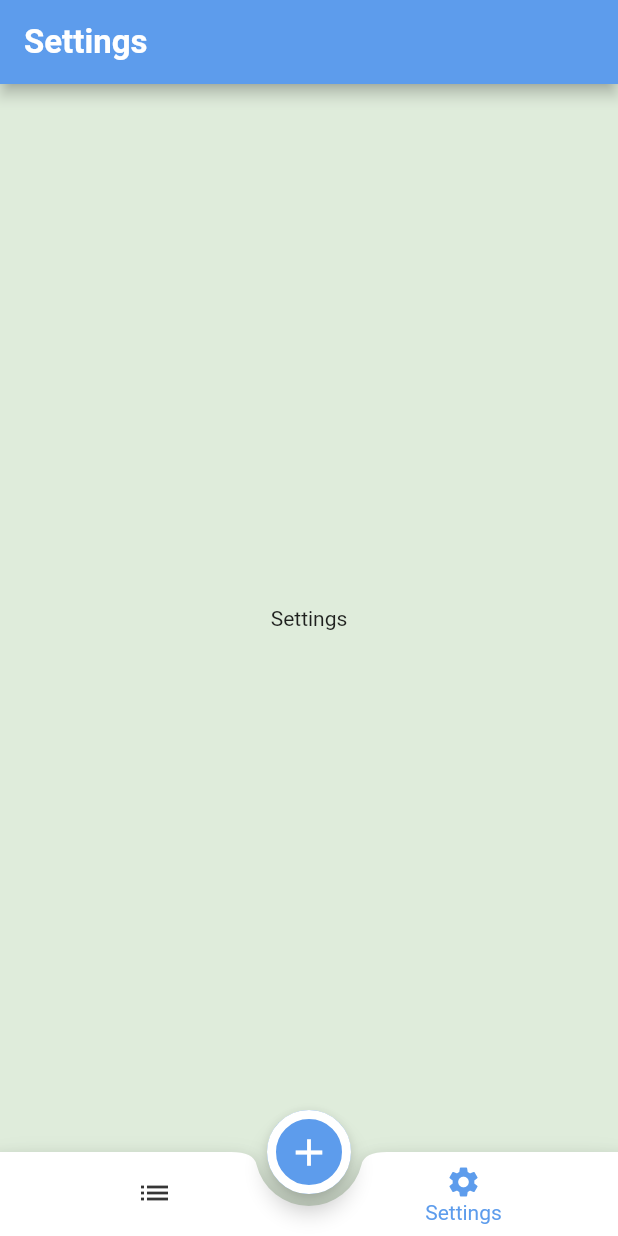
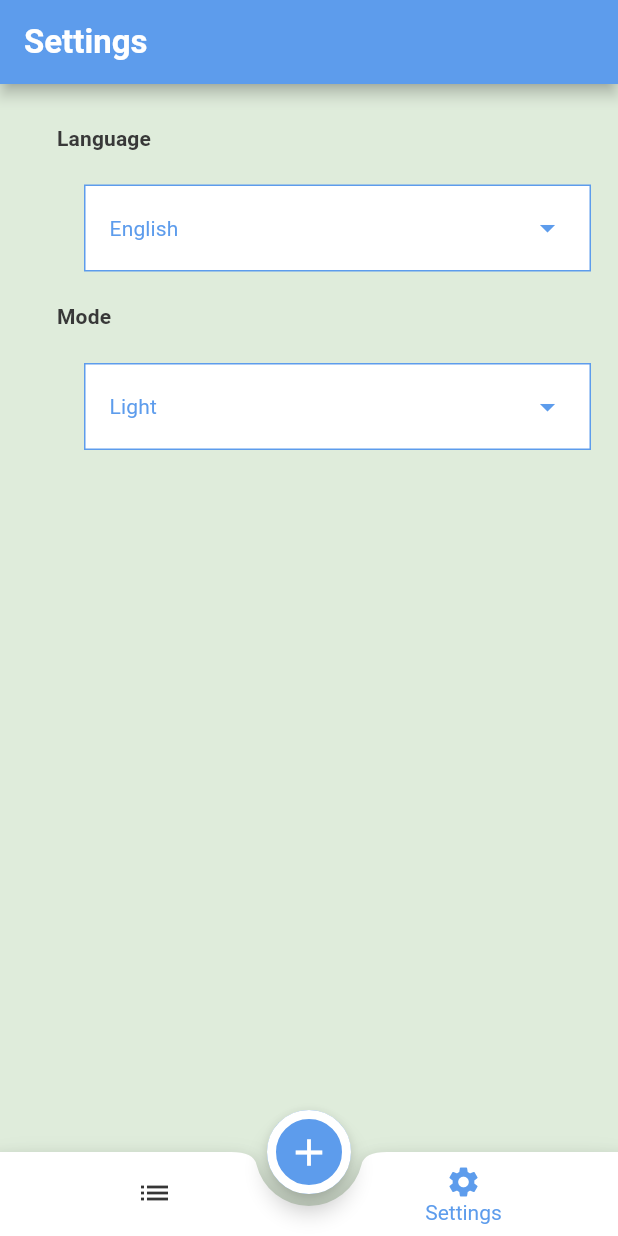
Before and after one commit to MoaazAbdelaziz/todo_app, a Flutter app: the screen it shows after launch, item 2 of the bottom bar chosen, on a phone screen of 412 x 824 dp. Run offline on Flutter 3.47's test engine with Material 2 defaults, Android fonts, the phone set to English and light mode, and no system bars; our stand-ins replace calendar_timeline, flutter_slidable.

```diff
--- /dev/null
+++ b/l10n.yaml
@@ -0,0 +1,3 @@
+arb-dir: lib/l10n
+template-arb-file: app_en.arb
+output-localization-file: app_localizations.dart
--- a/lib/home/settings/settings_tab.dart
+++ b/lib/home/settings/settings_tab.dart
@@ -1,12 +1,123 @@
+import 'package:flutter/material.dart';
 import 'package:flutter/widgets.dart';
+import 'package:todo_app/home/my_theme.dart';
+import 'package:todo_app/home/settings/language_bottom_sheet.dart';
+import 'package:todo_app/home/settings/mode_bottom_sheet.dart';
 
-class SettingsTab extends StatelessWidget {
+class SettingsTab extends StatefulWidget {
   const SettingsTab({super.key});
 
   @override
+  State<SettingsTab> createState() => _SettingsTabState();
+}
+
+class _SettingsTabState extends State<SettingsTab> {
+  @override
   Widget build(BuildContext context) {
-    return const Center(
-      child: Text('Settings'),
+    return Padding(
+      padding: const EdgeInsets.only(left: 38.0, top: 28),
+      child: Column(
+        crossAxisAlignment: CrossAxisAlignment.stretch,
+        children: [
+          Text(
+            'Language',
+            style: Theme.of(context).textTheme.titleSmall!.copyWith(
+                  fontSize: 14,
+                ),
+          ),
+          const SizedBox(height: 23),
+          Padding(
+            padding: const EdgeInsets.symmetric(horizontal: 18.0),
+            child: InkWell(
+              onTap: () {
+                showLangaugeBottomSheet();
+              },
+              child: Container(
+                padding: const EdgeInsets.all(16),
+                decoration: BoxDecoration(
+                  color: MyTheme.whitColor,
+                  border: Border.all(
+                    color: Theme.of(context).primaryColor,
+                  ),
+                ),
+                child: Row(
+                  mainAxisAlignment: MainAxisAlignment.spaceBetween,
+                  children: [
+                    Text(
+                      'English',
+                      style: Theme.of(context).textTheme.titleSmall!.copyWith(
+                            fontSize: 14,
+                            fontWeight: FontWeight.normal,
+                            color: Theme.of(context).primaryColor,
+                          ),
+                    ),
+                    Icon(
+                      Icons.arrow_drop_down,
+                      color: Theme.of(context).primaryColor,
+                    ),
+                  ],
+                ),
+              ),
+            ),
+          ),
+          const SizedBox(height: 22),
+          Text(
+            'Mode',
+            style: Theme.of(context).textTheme.titleSmall!.copyWith(
+                  fontSize: 14,
+                ),
+          ),
+          const SizedBox(height: 23),
+          Padding(
+            padding: const EdgeInsets.symmetric(horizontal: 18.0),
+            child: InkWell(
+              onTap: () {
+                showModeBottomSheet();
+              },
+              child: Container(
+                padding: const EdgeInsets.all(16),
+                decoration: BoxDecoration(
+                  color: MyTheme.whitColor,
+                  border: Border.all(
+                    color: Theme.of(context).primaryColor,
+                  ),
+                ),
+                child: Row(
+                  mainAxisAlignment: MainAxisAlignment.spaceBetween,
+                  children: [
+                    Text(
+                      'Light',
+                      style: Theme.of(context).textTheme.titleSmall!.copyWith(
+                            fontSize: 14,
+                            fontWeight: FontWeight.normal,
+                            color: Theme.of(context).primaryColor,
+                          ),
+                    ),
+                    Icon(
+                      Icons.arrow_drop_down,
+                      color: Theme.of(context).primaryColor,
+                    ),
+                  ],
+                ),
+              ),
+            ),
+          ),
+        ],
+      ),
+    );
+  }
+
+  void showLangaugeBottomSheet() {
+    showModalBottomSheet(
+      context: context,
+      builder: (context) => const LanguageBottomSheet(),
+    );
+  }
+
+  void showModeBottomSheet() {
+    showModalBottomSheet(
+      context: context,
+      builder: (context) => const ModeBottomSheet(),
     );
   }
 }
--- a/lib/home/todo/task_item.dart
+++ b/lib/home/todo/task_item.dart
@@ -1,6 +1,7 @@
 import 'package:flutter/material.dart';
 import 'package:flutter_slidable/flutter_slidable.dart';
 import 'package:todo_app/home/my_theme.dart';
+import 'package:todo_app/home/todo/edit_view.dart';
 
 class TaskItem extends StatelessWidget {
   const TaskItem({super.key});
@@ -23,6 +24,10 @@ class TaskItem extends StatelessWidget {
             ),
           ],
         ),
+        child: InkWell(
+          onTap: () {
+            Navigator.of(context).pushNamed(EditView.routeName);
+          },
           child: Container(
             height: 100,
             padding: const EdgeInsets.all(10),
@@ -81,6 +86,7 @@ class TaskItem extends StatelessWidget {
             ),
           ),
         ),
+      ),
     );
   }
 }
--- a/lib/home/todo/todo_tab.dart
+++ b/lib/home/todo/todo_tab.dart
@@ -1,6 +1,5 @@
 import 'package:calendar_timeline/calendar_timeline.dart';
 import 'package:flutter/material.dart';
-import 'package:flutter_slidable/flutter_slidable.dart';
 import 'package:todo_app/home/my_theme.dart';
 import 'package:todo_app/home/todo/task_item.dart';
 
--- a/lib/main.dart
+++ b/lib/main.dart
@@ -1,6 +1,7 @@
 import 'package:flutter/material.dart';
 import 'package:todo_app/home/home_view.dart';
 import 'package:todo_app/home/my_theme.dart';
+import 'package:todo_app/home/todo/edit_view.dart';
 
 void main() {
   runApp(const ToDoApp());
@@ -17,6 +18,7 @@ class ToDoApp extends StatelessWidget {
       theme: MyTheme.lightTheme,
       routes: {
         HomeView.routeName: (context) => const HomeView(),
+        EditView.routeName: (context) => const EditView(),
       },
       initialRoute: HomeView.routeName,
     );
```
Also changed, not shown: lib/home/settings/language_bottom_sheet.dart (added, +43 -0 lines), lib/home/settings/mode_bottom_sheet.dart (added, +43 -0 lines), lib/home/todo/edit_view.dart (added, +126 -0 lines), lib/l10n/app_ar.arb (added, +20 -0 lines), lib/l10n/app_en.arb (added, +20 -0 lines), pubspec.yaml (+5 -2 lines), pubspec.lock. Lines whose indentation alone changed are shown as unchanged.
